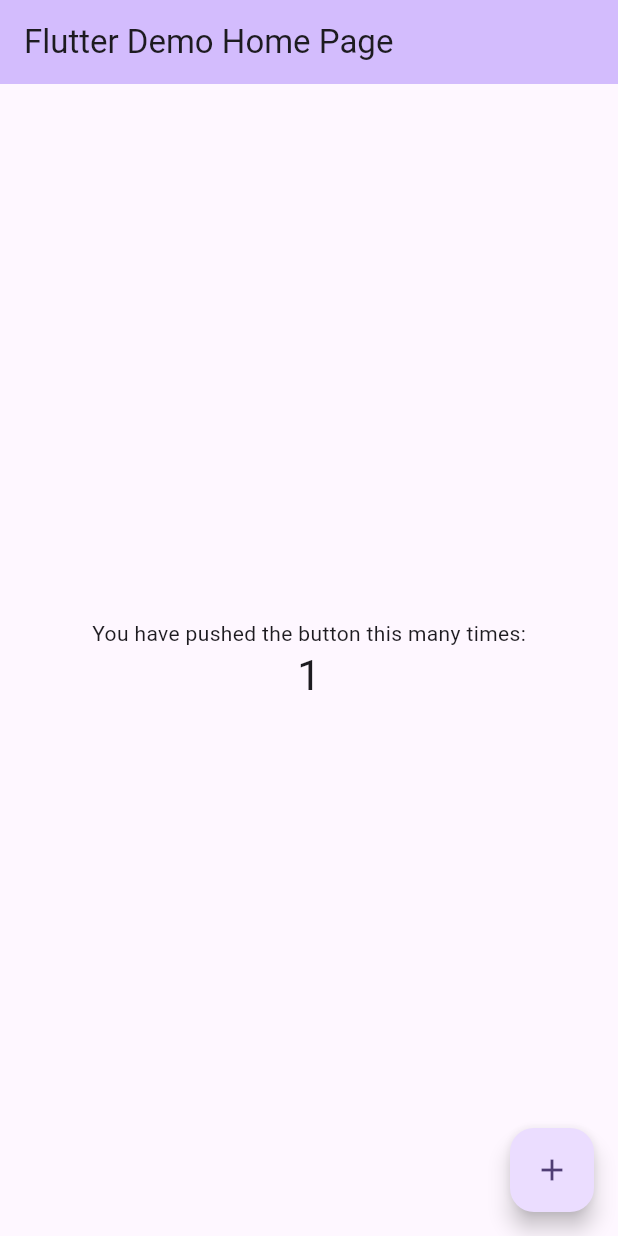
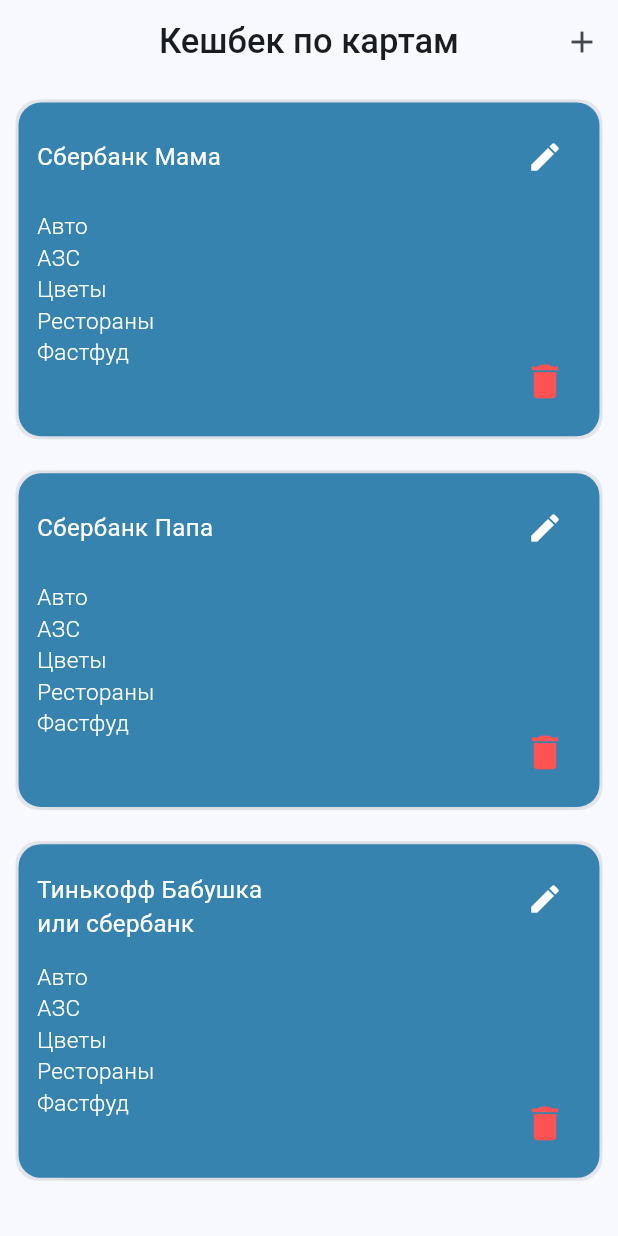
Before and after one commit to ifigurin12/cashback, a Flutter app: the screen it shows after launch, after a tap on the "add" icon, on a phone screen of 412 x 824 dp. Run offline on Flutter 3.47's test engine with Material 2 defaults, Android fonts, the phone set to English and light mode, and no system bars; our stand-ins replace bloc, equatable, hive, hive_flutter; accounts and stored records are empty.

Commit message:
add: добавлена главная страница приложения и начало тестов

```diff
--- a/lib/main.dart
+++ b/lib/main.dart
@@ -1,3 +1,4 @@
+import 'package:cashback_info/ui/home_page.dart';
 import 'package:flutter/material.dart';
 
 void main() {
@@ -15,98 +16,11 @@ class MyApp extends StatelessWidget {
       debugShowCheckedModeBanner: false,
       theme: ThemeData(
 
-        colorScheme: ColorScheme.fromSeed(seedColor: Colors.deepPurple),
+        colorSchemeSeed: Colors.blue,
+        brightness: Brightness.light,
         useMaterial3: true,
       ),
-      home: const MyHomePage(title: 'Flutter Demo Home Page'),
+      home: HomePage(),
     );
   }
 }
-
-class MyHomePage extends StatefulWidget {
-  const MyHomePage({super.key, required this.title});
-
-  // This widget is the home page of your application. It is stateful, meaning
-  // that it has a State object (defined below) that contains fields that affect
-  // how it looks.
-
-  // This class is the configuration for the state. It holds the values (in this
-  // case the title) provided by the parent (in this case the App widget) and
-  // used by the build method of the State. Fields in a Widget subclass are
-  // always marked "final".
-
-  final String title;
-
-  @override
-  State<MyHomePage> createState() => _MyHomePageState();
-}
-
-class _MyHomePageState extends State<MyHomePage> {
-  int _counter = 0;
-
-  void _incrementCounter() {
-    setState(() {
-      // This call to setState tells the Flutter framework that something has
-      // changed in this State, which causes it to rerun the build method below
-      // so that the display can reflect the updated values. If we changed
-      // _counter without calling setState(), then the build method would not be
-      // called again, and so nothing would appear to happen.
-      _counter++;
-    });
-  }
-
-  @override
-  Widget build(BuildContext context) {
-    // This method is rerun every time setState is called, for instance as done
-    // by the _incrementCounter method above.
-    //
-    // The Flutter framework has been optimized to make rerunning build methods
-    // fast, so that you can just rebuild anything that needs updating rather
-    // than having to individually change instances of widgets.
-    return Scaffold(
-      appBar: AppBar(
-        // TRY THIS: Try changing the color here to a specific color (to
-        // Colors.amber, perhaps?) and trigger a hot reload to see the AppBar
-        // change color while the other colors stay the same.
-        backgroundColor: Theme.of(context).colorScheme.inversePrimary,
-        // Here we take the value from the MyHomePage object that was created by
-        // the App.build method, and use it to set our appbar title.
-        title: Text(widget.title),
-      ),
-      body: Center(
-        // Center is a layout widget. It takes a single child and positions it
-        // in the middle of the parent.
-        child: Column(
-          // Column is also a layout widget. It takes a list of children and
-          // arranges them vertically. By default, it sizes itself to fit its
-          // children horizontally, and tries to be as tall as its parent.
-          //
-          // Column has various properties to control how it sizes itself and
-          // how it positions its children. Here we use mainAxisAlignment to
-          // center the children vertically; the main axis here is the vertical
-          // axis because Columns are vertical (the cross axis would be
-          // horizontal).
-          //
-          // TRY THIS: Invoke "debug painting" (choose the "Toggle Debug Paint"
-          // action in the IDE, or press "p" in the console), to see the
-          // wireframe for each widget.
-          mainAxisAlignment: MainAxisAlignment.center,
-          children: <Widget>[
-            const Text(
-              'You have pushed the button this many times:',
-            ),
-            Text(
-              '$_counter',
-              style: Theme.of(context).textTheme.headlineMedium,
-            ),
-          ],
-        ),
-      ),
-      floatingActionButton: FloatingActionButton(
-        onPressed: _incrementCounter,
-        tooltip: 'Increment',
-        child: const Icon(Icons.add),
-      ), // This trailing comma makes auto-formatting nicer for build methods.
-    );
-  }
-}
--- /dev/null
+++ b/lib/ui/home_page.dart
@@ -0,0 +1,153 @@
+import 'package:cashback_info/data_layer/models/card.dart';
+import 'package:cashback_info/data_layer/models/cashback.dart';
+import 'package:flutter/material.dart';
+
+class HomePage extends StatelessWidget {
+  @override
+  Widget build(BuildContext context) {
+    final _size = MediaQuery.of(context).size;
+    return Scaffold(
+      appBar: AppBar(
+        title: const Text(
+          'Кешбек по картам',
+          style: TextStyle(fontSize: 23, fontWeight: FontWeight.w500),
+        ),
+        actions: [
+          IconButton(
+            onPressed: () {},
+            icon: Icon(Icons.add),
+          ),
+        ],
+        centerTitle: true,
+      ),
+      body: ListView.builder(
+        itemCount: 3,
+        itemBuilder: (context, index) =>
+            showCardInformation(cardList[index], _size.width, _size.height),
+      ),
+    );
+  }
+}
+
+Widget showCardInformation(BankCard card, double width, double height) {
+  return Container(
+    height: height * 0.27,
+    padding: EdgeInsets.all(width * 0.03),
+    margin: EdgeInsets.all(width * 0.03),
+    decoration: const BoxDecoration(
+      color: Color.fromARGB(255, 54, 131, 175),
+      borderRadius: BorderRadius.all(
+        Radius.circular(15),
+      ),
+      boxShadow: [
+        BoxShadow(
+          blurRadius: 21,
+          spreadRadius: 2,
+          color: Color.fromRGBO(0, 0, 0, 0.2),
+          blurStyle: BlurStyle.inner,
+          offset: Offset(0, 0),
+        ),
+      ],
+    ),
+    child: Row(children: [
+      Expanded(
+        flex: 1,
+        child: Column(
+          mainAxisAlignment: MainAxisAlignment.spaceAround,
+          crossAxisAlignment: CrossAxisAlignment.start,
+          children: [
+            Text(
+              card.bankName,
+              style: const TextStyle(
+                fontSize: 16,
+                color: Colors.white,
+                fontWeight: FontWeight.w400,
+              ),
+            ),
+            textWithCashbacksInColumn(card.cashbackCategories),
+          ],
+        ),
+      ),
+      Expanded(
+        flex: 1,
+        child: Column(
+          mainAxisAlignment: MainAxisAlignment.spaceBetween,
+          crossAxisAlignment: CrossAxisAlignment.end,
+          children: [
+            IconButton(
+              onPressed: () {},
+              icon: const Icon(
+                Icons.edit,
+                color: Colors.white,
+              ),
+            ),
+            IconButton(
+              onPressed: () {},
+              icon: const Icon(
+                Icons.delete,
+                color: Colors.redAccent,
+                size: 30,
+              ),
+            ),
+          ],
+        ),
+      ),
+    ]),
+  );
+}
+
+Widget textWithCashbacksInColumn(List<Cashback> cashbacks) {
+  String result = '';
+  cashbacks.forEach((element) {
+    result += element.name;
+    result += '\n';
+  });
+  return Text(
+    result,
+    style: const TextStyle(
+      fontSize: 15,
+      color: Colors.white,
+      fontWeight: FontWeight.w300,
+    ),
+  );
+}
+
+BankCard cardOne = BankCard(
+  bankName: 'Сбербанк Мама',
+  cashbackCategories: [
+    Cashback(name: 'Авто'),
+    Cashback(name: 'АЗС'),
+    Cashback(name: 'Цветы'),
+    Cashback(name: 'Рестораны'),
+    Cashback(name: 'Фастфуд'),
+  ],
+  lastUpdate: DateTime.now(),
+);
+BankCard cardTwo = BankCard(
+  bankName: 'Сбербанк Папа',
+  cashbackCategories: [
+    Cashback(name: 'Авто'),
+    Cashback(name: 'АЗС'),
+    Cashback(name: 'Цветы'),
+    Cashback(name: 'Рестораны'),
+    Cashback(name: 'Фастфуд'),
+  ],
+  lastUpdate: DateTime.now(),
+);
+BankCard cardThree = BankCard(
+  bankName: 'Тинькофф Бабушка или сбербанк',
+  cashbackCategories: [
+    Cashback(name: 'Авто'),
+    Cashback(name: 'АЗС'),
+    Cashback(name: 'Цветы'),
+    Cashback(name: 'Рестораны'),
+    Cashback(name: 'Фастфуд'),
+  ],
+  lastUpdate: DateTime.now(),
+);
+
+List<BankCard> cardList = [
+  cardOne,
+  cardTwo,
+  cardThree,
+];
--- a/pubspec.yaml
+++ b/pubspec.yaml
@@ -14,6 +14,7 @@ dependencies:
 
   cupertino_icons: ^1.0.2
   hive: ^2.2.3
+  hive_flutter: ^1.1.0
   bloc: ^8.1.2
   flutter_bloc: ^8.1.3
   equatable: ^2.0.5
@@ -26,6 +27,8 @@ dev_dependencies:
   flutter_lints: ^2.0.0
   hive_generator: ^2.0.1
   build_runner: ^2.4.6
+  test: ^1.16.0
+  bloc_test: ^9.0.0
 
 flutter:
 
```
Also changed, not shown: lib/bloc/bank_card_bloc.dart (+40 -3 lines), lib/data_layer/database/database.dart (+11 -10 lines), pubspec.lock, 3 other files.
